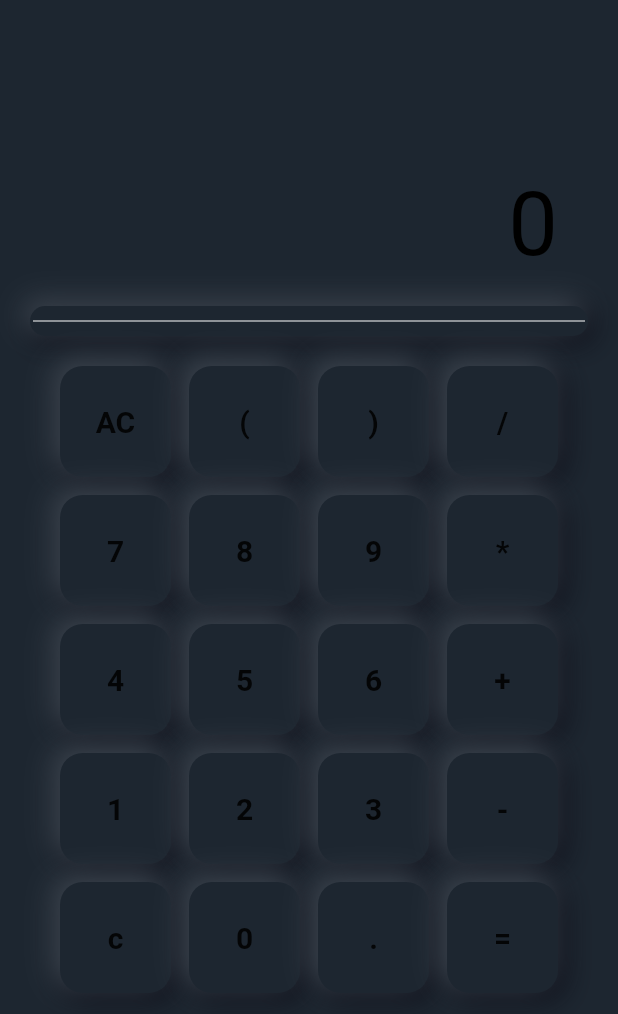
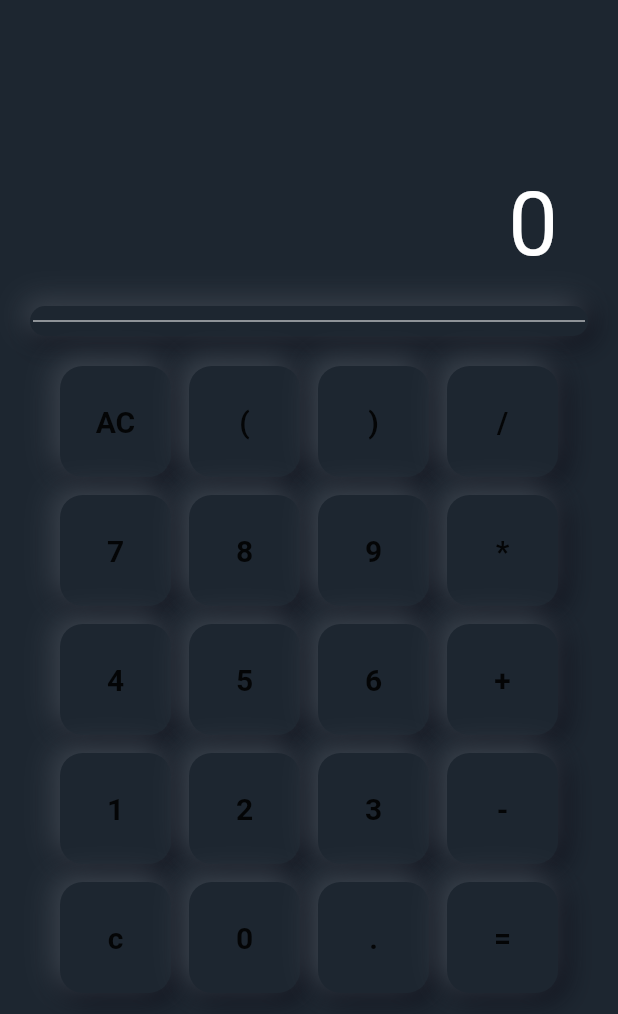
Before and after one commit to AnthonyBeerus/FlutterApp-Calculator, a Flutter app: the screen it shows after launch, on a phone screen of 412 x 824 dp. Shown: the top 1014 px of the screen. Run offline on Flutter 3.47's test engine with Material 2 defaults, Android fonts, the phone set to English and light mode, and no system bars.

Commit message:
Slight color changes

```diff
--- a/lib/neu_box.dart
+++ b/lib/neu_box.dart
@@ -10,7 +10,7 @@ class NeuBox extends StatelessWidget {
       padding: const EdgeInsets.all(2),
       decoration: BoxDecoration(
         borderRadius: BorderRadius.circular(15),
-        color: Colors.grey.shade300,
+        color: Colors.grey.shade900,
         boxShadow: [
           //bottom right corner is darker
           BoxShadow(
@@ -34,6 +34,10 @@ class NeuBox extends StatelessWidget {
             Color(0xFF1d2630),
             Color(0xFF1d2630),
           ],
+          stops: [
+            0.1,
+            0.9,
+          ]
         ),
       ),
       child: Center(child: child),
--- a/lib/pages/home.dart
+++ b/lib/pages/home.dart
@@ -63,7 +63,7 @@ class _HomePageState extends State<HomePage> {
                   userInput,
                   style: TextStyle(
                     fontSize: 30,
-                    color: Colors.black,
+                    color: Colors.white,
                   ),
                 ),
               ),
@@ -75,7 +75,7 @@ class _HomePageState extends State<HomePage> {
                   result,
                   style: TextStyle(
                     fontSize: 59,
-                    color: Colors.black,
+                    color: Colors.white,
                   ),
                 ),
               ),
```
